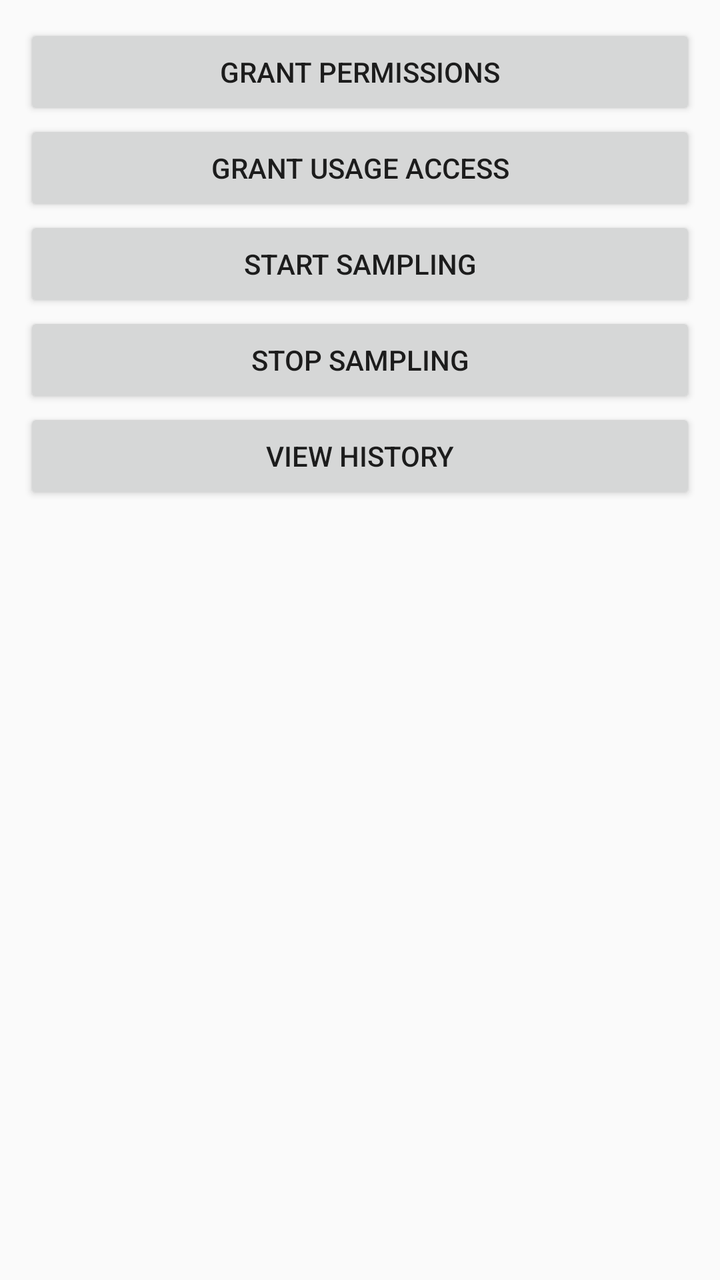
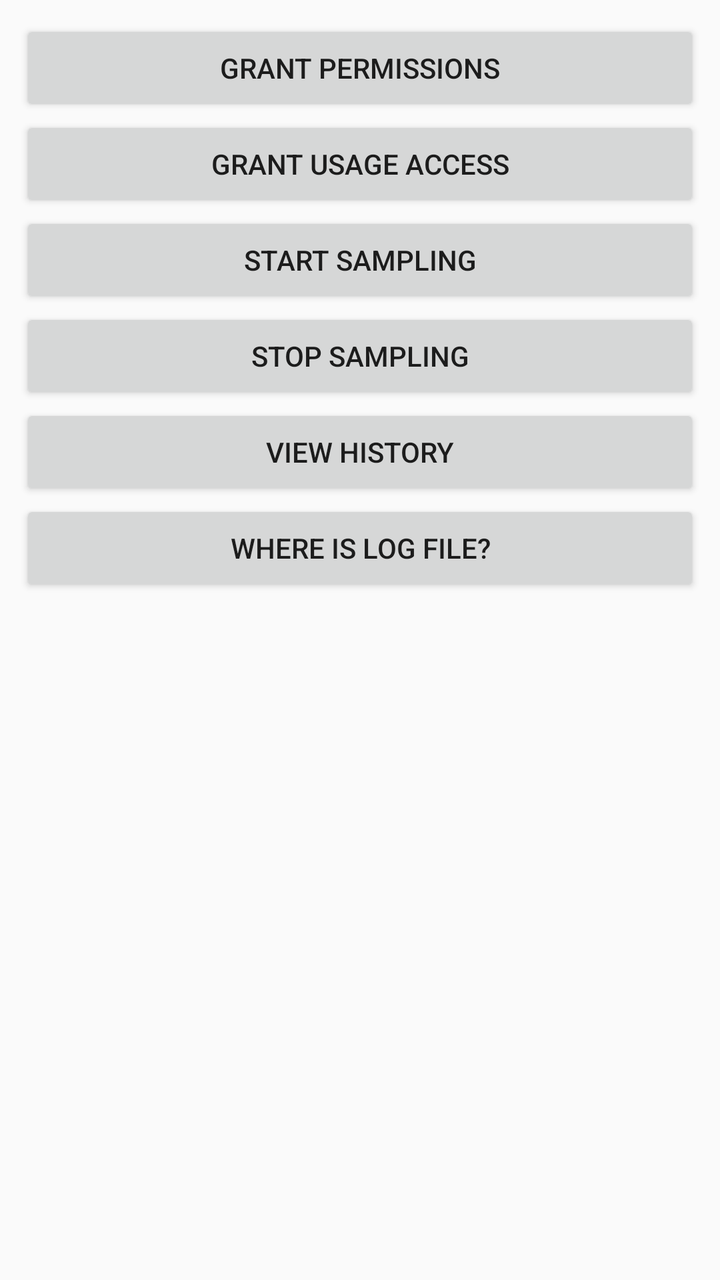

An Android layout rendered at two revisions. The XML below is the earlier revision; the diff shows what the commit changed to produce the second picture.
<!-- AndroidManifest.xml: application theme Theme.AppCompat.Light.DarkActionBar -->
<!-- res/layout/activity_main.xml -->
<?xml version="1.0" encoding="utf-8"?>
<LinearLayout xmlns:android="http://schemas.android.com/apk/res/android"
    android:orientation="vertical" android:padding="12dp"
    android:layout_width="match_parent" android:layout_height="match_parent">
    <Button android:id="@+id/btn_perms" android:text="Grant Permissions"
        android:layout_width="match_parent" android:layout_height="wrap_content" />
    <Button android:id="@+id/btn_usage" android:text="Grant Usage Access"
        android:layout_width="match_parent" android:layout_height="wrap_content" />
    <Button android:id="@+id/btn_start" android:text="Start Sampling"
        android:layout_width="match_parent" android:layout_height="wrap_content" />
    <Button android:id="@+id/btn_stop" android:text="Stop Sampling"
        android:layout_width="match_parent" android:layout_height="wrap_content" />
    <Button android:id="@+id/btn_history" android:text="View History"
        android:layout_width="match_parent" android:layout_height="wrap_content" />
    <ScrollView android:layout_width="match_parent" android:layout_height="0dp"
        android:layout_weight="1" android:layout_marginTop="8dp">
        <TextView android:id="@+id/tv_signal" android:textSize="13sp"
            android:fontFamily="monospace"
            android:layout_width="match_parent" android:layout_height="wrap_content" />
    </ScrollView>
</LinearLayout>
<!-- resources referenced by this layout -->
<resources>

</resources>

<!-- the commit's change to res/layout/activity_main.xml (unified diff, before → after) -->
@@ -1,6 +1,6 @@
 <?xml version="1.0" encoding="utf-8"?>
 <LinearLayout xmlns:android="http://schemas.android.com/apk/res/android"
-    android:orientation="vertical" android:padding="12dp"
+    android:orientation="vertical" android:padding="10dp"
     android:layout_width="match_parent" android:layout_height="match_parent">
     <Button android:id="@+id/btn_perms" android:text="Grant Permissions"
         android:layout_width="match_parent" android:layout_height="wrap_content" />
@@ -12,8 +12,10 @@
         android:layout_width="match_parent" android:layout_height="wrap_content" />
     <Button android:id="@+id/btn_history" android:text="View History"
         android:layout_width="match_parent" android:layout_height="wrap_content" />
+    <Button android:id="@+id/btn_loginfo" android:text="Where is log file?"
+        android:layout_width="match_parent" android:layout_height="wrap_content" />
     <ScrollView android:layout_width="match_parent" android:layout_height="0dp"
-        android:layout_weight="1" android:layout_marginTop="8dp">
+        android:layout_weight="1" android:layout_marginTop="6dp">
         <TextView android:id="@+id/tv_signal" android:textSize="13sp"
             android:fontFamily="monospace"
             android:layout_width="match_parent" android:layout_height="wrap_content" />
